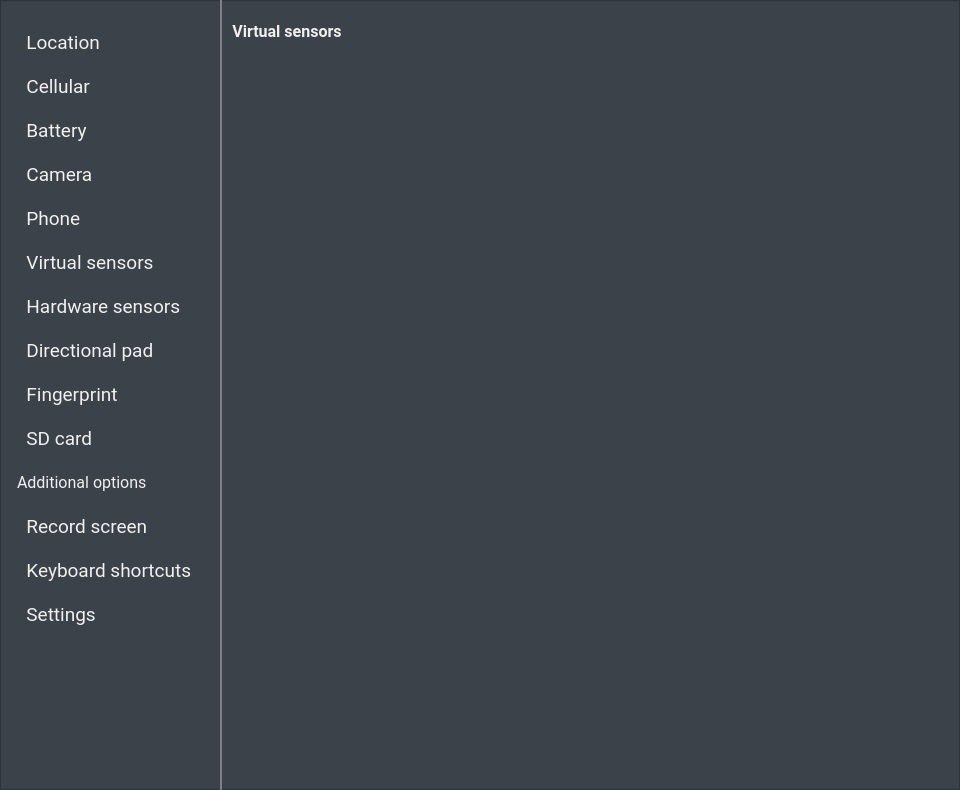
This is android/skin/qt/extended.ui in aosp-mirror/platform_external_qemu as Qt 5 draws it before an edit. The edited form follows.
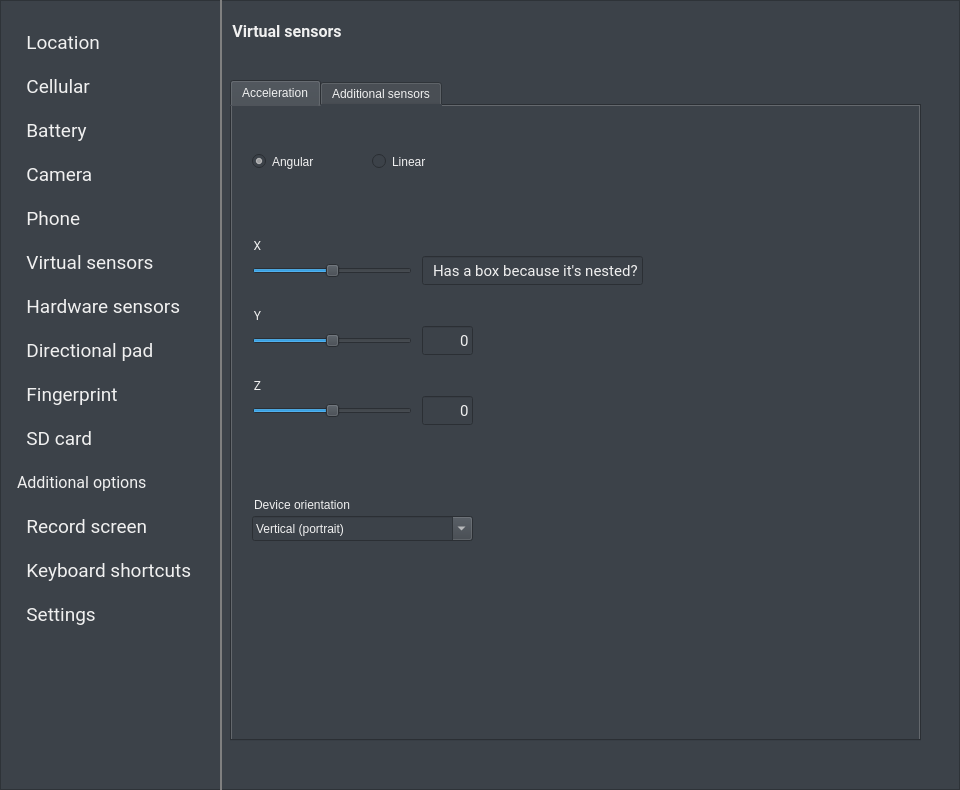
This is the edited form. The open tabs and pages were chosen to show the change. Icons and pictures are not drawn.

Commit message: Populate Virtual sensors page

```diff
--- a/android/skin/qt/extended.ui
+++ b/android/skin/qt/extended.ui
@@ -1272,6 +1272,370 @@
       <string>Virtual sensors</string>
      </property>
     </widget>
+    <widget class="QTabWidget" name="virt_tabWidget">
+     <property name="geometry">
+      <rect>
+       <x>0</x>
+       <y>60</y>
+       <width>691</width>
+       <height>661</height>
+      </rect>
+     </property>
+     <property name="currentIndex">
+      <number>0</number>
+     </property>
+     <widget class="QWidget" name="tab">
+      <attribute name="title">
+       <string>Acceleration</string>
+      </attribute>
+      <widget class="QRadioButton" name="virt_angle_radioButton">
+       <property name="geometry">
+        <rect>
+         <x>20</x>
+         <y>40</y>
+         <width>101</width>
+         <height>31</height>
+        </rect>
+       </property>
+       <property name="text">
+        <string>Angular</string>
+       </property>
+       <property name="checked">
+        <bool>true</bool>
+       </property>
+      </widget>
+      <widget class="QRadioButton" name="virt_linear_radioButton">
+       <property name="geometry">
+        <rect>
+         <x>140</x>
+         <y>40</y>
+         <width>101</width>
+         <height>31</height>
+        </rect>
+       </property>
+       <property name="text">
+        <string>Linear</string>
+       </property>
+      </widget>
+      <widget class="QGroupBox" name="virt_xGroup">
+       <property name="geometry">
+        <rect>
+         <x>20</x>
+         <y>130</y>
+         <width>160</width>
+         <height>51</height>
+        </rect>
+       </property>
+       <property name="font">
+        <font>
+         <family>Roboto</family>
+        </font>
+       </property>
+       <property name="styleSheet">
+        <string notr="true">border: 0px;</string>
+       </property>
+       <property name="title">
+        <string>X</string>
+       </property>
+       <property name="ColorGroup" stdset="0">
+        <string notr="true">Title</string>
+       </property>
+       <widget class="QSlider" name="virt_xSlider">
+        <property name="geometry">
+         <rect>
+          <x>0</x>
+          <y>20</y>
+          <width>160</width>
+          <height>29</height>
+         </rect>
+        </property>
+        <property name="accessibleName">
+         <string>Charge level</string>
+        </property>
+        <property name="minimum">
+         <number>-180</number>
+        </property>
+        <property name="maximum">
+         <number>180</number>
+        </property>
+        <property name="value">
+         <number>0</number>
+        </property>
+        <property name="orientation">
+         <enum>Qt::Horizontal</enum>
+        </property>
+       </widget>
+      </widget>
+      <widget class="QLineEdit" name="virt_xText">
+       <property name="enabled">
+        <bool>false</bool>
+       </property>
+       <property name="geometry">
+        <rect>
+         <x>190</x>
+         <y>150</y>
+         <width>221</width>
+         <height>29</height>
+        </rect>
+       </property>
+       <property name="sizePolicy">
+        <sizepolicy hsizetype="Fixed" vsizetype="Fixed">
+         <horstretch>0</horstretch>
+         <verstretch>0</verstretch>
+        </sizepolicy>
+       </property>
+       <property name="font">
+        <font>
+         <family>Roboto</family>
+         <pointsize>11</pointsize>
+        </font>
+       </property>
+       <property name="mouseTracking">
+        <bool>false</bool>
+       </property>
+       <property name="acceptDrops">
+        <bool>false</bool>
+       </property>
+       <property name="toolTip">
+        <string notr="true"/>
+       </property>
+       <property name="text">
+        <string notr="true">Has a box because it's nested?</string>
+       </property>
+       <property name="alignment">
+        <set>Qt::AlignRight|Qt::AlignTrailing|Qt::AlignVCenter</set>
+       </property>
+      </widget>
+      <widget class="QLineEdit" name="virt_yText">
+       <property name="enabled">
+        <bool>false</bool>
+       </property>
+       <property name="geometry">
+        <rect>
+         <x>190</x>
+         <y>220</y>
+         <width>51</width>
+         <height>29</height>
+        </rect>
+       </property>
+       <property name="sizePolicy">
+        <sizepolicy hsizetype="Fixed" vsizetype="Fixed">
+         <horstretch>0</horstretch>
+         <verstretch>0</verstretch>
+        </sizepolicy>
+       </property>
+       <property name="font">
+        <font>
+         <family>Roboto</family>
+         <pointsize>11</pointsize>
+        </font>
+       </property>
+       <property name="mouseTracking">
+        <bool>false</bool>
+       </property>
+       <property name="acceptDrops">
+        <bool>false</bool>
+       </property>
+       <property name="toolTip">
+        <string notr="true"/>
+       </property>
+       <property name="text">
+        <string notr="true">0</string>
+       </property>
+       <property name="alignment">
+        <set>Qt::AlignRight|Qt::AlignTrailing|Qt::AlignVCenter</set>
+       </property>
+      </widget>
+      <widget class="QGroupBox" name="virt_yGroup">
+       <property name="geometry">
+        <rect>
+         <x>20</x>
+         <y>200</y>
+         <width>160</width>
+         <height>51</height>
+        </rect>
+       </property>
+       <property name="font">
+        <font>
+         <family>Roboto</family>
+        </font>
+       </property>
+       <property name="styleSheet">
+        <string notr="true">border: 0px;</string>
+       </property>
+       <property name="title">
+        <string>Y</string>
+       </property>
+       <property name="ColorGroup" stdset="0">
+        <string notr="true">Title</string>
+       </property>
+       <widget class="QSlider" name="virt_ySlider">
+        <property name="geometry">
+         <rect>
+          <x>0</x>
+          <y>20</y>
+          <width>160</width>
+          <height>29</height>
+         </rect>
+        </property>
+        <property name="accessibleName">
+         <string>Charge level</string>
+        </property>
+        <property name="minimum">
+         <number>-180</number>
+        </property>
+        <property name="maximum">
+         <number>180</number>
+        </property>
+        <property name="value">
+         <number>0</number>
+        </property>
+        <property name="orientation">
+         <enum>Qt::Horizontal</enum>
+        </property>
+       </widget>
+      </widget>
+      <widget class="QGroupBox" name="virt_zGroup">
+       <property name="geometry">
+        <rect>
+         <x>20</x>
+         <y>270</y>
+         <width>160</width>
+         <height>51</height>
+        </rect>
+       </property>
+       <property name="font">
+        <font>
+         <family>Roboto</family>
+        </font>
+       </property>
+       <property name="styleSheet">
+        <string notr="true">border: 0px;</string>
+       </property>
+       <property name="title">
+        <string>Z</string>
+       </property>
+       <property name="ColorGroup" stdset="0">
+        <string notr="true">Title</string>
+       </property>
+       <widget class="QSlider" name="virt_zSlider">
+        <property name="geometry">
+         <rect>
+          <x>0</x>
+          <y>20</y>
+          <width>160</width>
+          <height>29</height>
+         </rect>
+        </property>
+        <property name="accessibleName">
+         <string>Charge level</string>
+        </property>
+        <property name="minimum">
+         <number>-180</number>
+        </property>
+        <property name="maximum">
+         <number>180</number>
+        </property>
+        <property name="value">
+         <number>0</number>
+        </property>
+        <property name="orientation">
+         <enum>Qt::Horizontal</enum>
+        </property>
+       </widget>
+      </widget>
+      <widget class="QLineEdit" name="virt_zText">
+       <property name="enabled">
+        <bool>false</bool>
+       </property>
+       <property name="geometry">
+        <rect>
+         <x>190</x>
+         <y>290</y>
+         <width>51</width>
+         <height>29</height>
+        </rect>
+       </property>
+       <property name="sizePolicy">
+        <sizepolicy hsizetype="Fixed" vsizetype="Fixed">
+         <horstretch>0</horstretch>
+         <verstretch>0</verstretch>
+        </sizepolicy>
+       </property>
+       <property name="font">
+        <font>
+         <family>Roboto</family>
+         <pointsize>11</pointsize>
+        </font>
+       </property>
+       <property name="mouseTracking">
+        <bool>false</bool>
+       </property>
+       <property name="acceptDrops">
+        <bool>false</bool>
+       </property>
+       <property name="toolTip">
+        <string notr="true"/>
+       </property>
+       <property name="text">
+        <string notr="true">0</string>
+       </property>
+       <property name="alignment">
+        <set>Qt::AlignRight|Qt::AlignTrailing|Qt::AlignVCenter</set>
+       </property>
+      </widget>
+      <widget class="QGroupBox" name="virt_orientationGroup">
+       <property name="geometry">
+        <rect>
+         <x>20</x>
+         <y>390</y>
+         <width>131</width>
+         <height>21</height>
+        </rect>
+       </property>
+       <property name="styleSheet">
+        <string notr="true">border: 0px;</string>
+       </property>
+       <property name="title">
+        <string>Device orientation</string>
+       </property>
+       <property name="ColorGroup" stdset="0">
+        <string notr="true">Title</string>
+       </property>
+      </widget>
+      <widget class="QComboBox" name="virt_orentationBox">
+       <property name="geometry">
+        <rect>
+         <x>20</x>
+         <y>410</y>
+         <width>221</width>
+         <height>25</height>
+        </rect>
+       </property>
+       <property name="editable">
+        <bool>true</bool>
+       </property>
+       <property name="insertPolicy">
+        <enum>QComboBox::InsertAtTop</enum>
+       </property>
+       <item>
+        <property name="text">
+         <string>Vertical (portrait)</string>
+        </property>
+       </item>
+       <item>
+        <property name="text">
+         <string>Horizontal (landscape)</string>
+        </property>
+       </item>
+      </widget>
+     </widget>
+     <widget class="QWidget" name="tab_2">
+      <attribute name="title">
+       <string>Additional sensors</string>
+      </attribute>
+     </widget>
+    </widget>
    </widget>
    <widget class="QWidget" name="page_3">
     <widget class="QGroupBox" name="hardwareSensorsBox">
```
Left out of the diff: 2 changed lines with no effect on the pictures.
